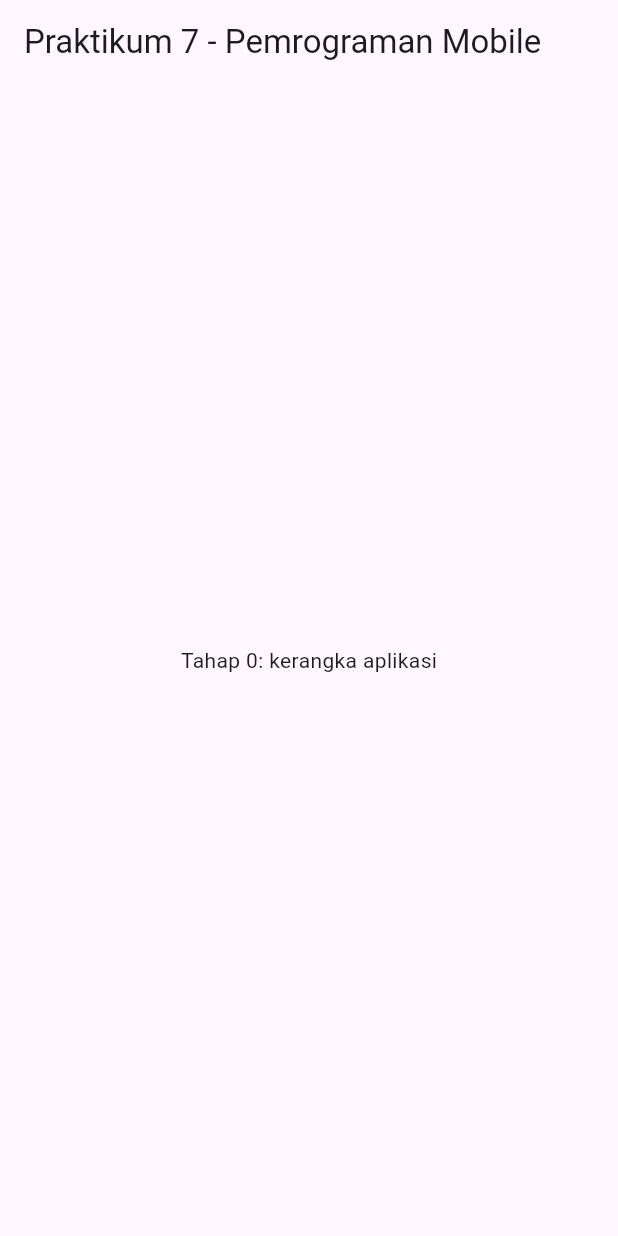
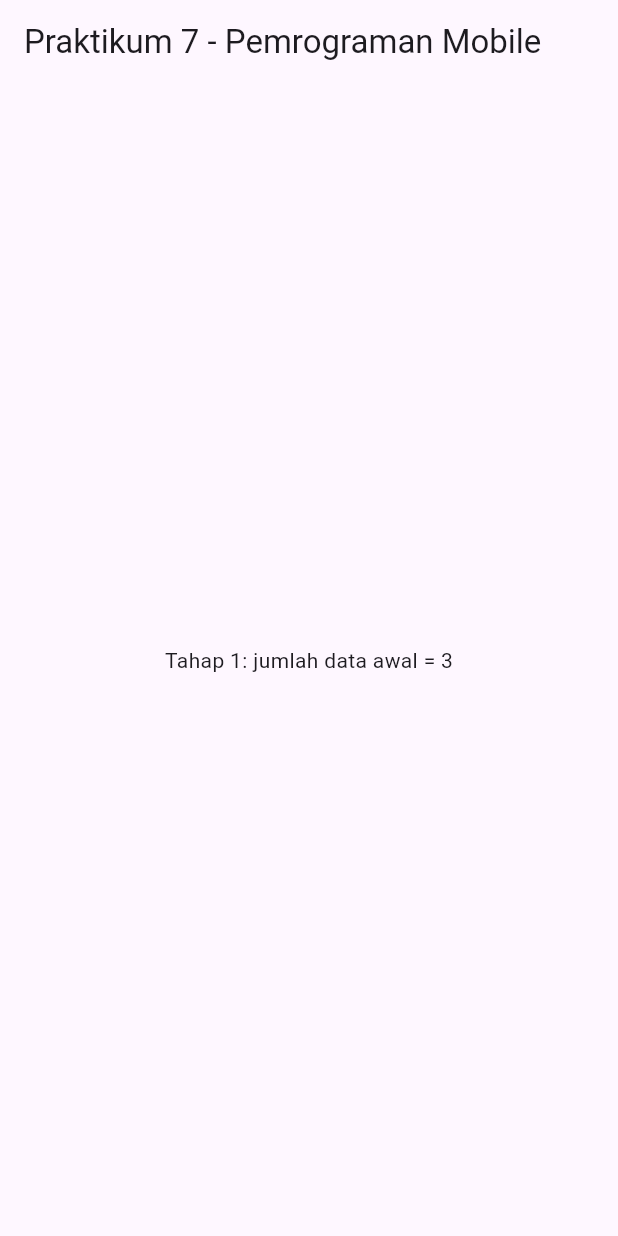
Before and after one commit to tgrf-v/Mobile_TugasPert9, a Flutter app: the screen it shows after launch, on a phone screen of 412 x 824 dp. Run offline on Flutter 3.47's test engine with Material 3 defaults, Android fonts, the phone set to English and light mode, and no system bars.

Commit message:
feat: implementasi tahap 1 inisialisasi data mahasiswa dan penambahan record mandiri

```diff
--- a/lib/main.dart
+++ b/lib/main.dart
@@ -13,11 +13,24 @@ class MahasiswaPage extends StatefulWidget {
 }
 
 class _MahasiswaPageState extends State<MahasiswaPage> {
+  // TAHAP 1: Inisialisasi data sementara di RAM.
+  // Modifikasi mandiri: Menambahkan record mahasiswa baru (Tegar Rifa'i, NIM: 240111014).
+  final List<Map<String, String>> mahasiswa = [
+    {'id': '1', 'nim': '2026001', 'nama': 'Andi', 'prodi': 'Informatika'},
+    {'id': '2', 'nim': '2026002', 'nama': 'Siti', 'prodi': 'Informatika'},
+    {'id': '3', 'nim': '240111014', 'nama': 'Tegar Rifa\'i', 'prodi': 'Informatika'},
+  ];
+  int nextId = 4;
+
   @override
   Widget build(BuildContext context) {
     return Scaffold(
       appBar: AppBar(title: const Text('Praktikum 7 - Pemrograman Mobile')),
-      body: const Center(child: Text('Tahap 0: kerangka aplikasi')),
+      body: Center(
+        child: Text(
+          'Tahap 1: jumlah data awal = ${mahasiswa.length}',
+        ),
+      ),
     );
   }
 }
```
